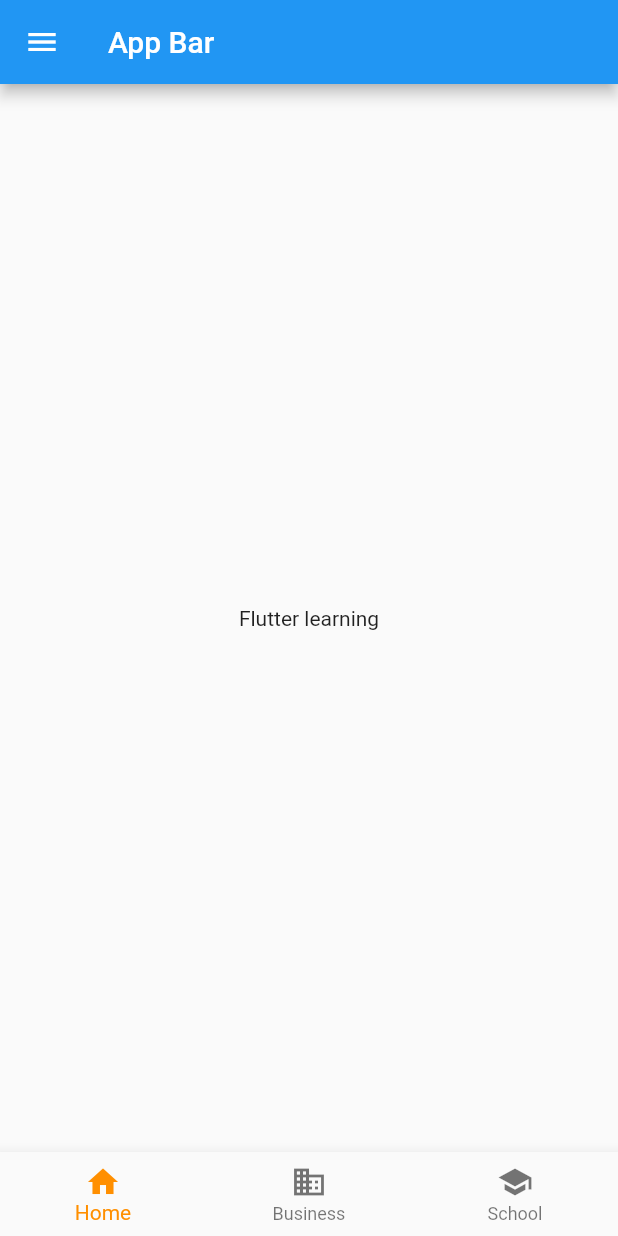
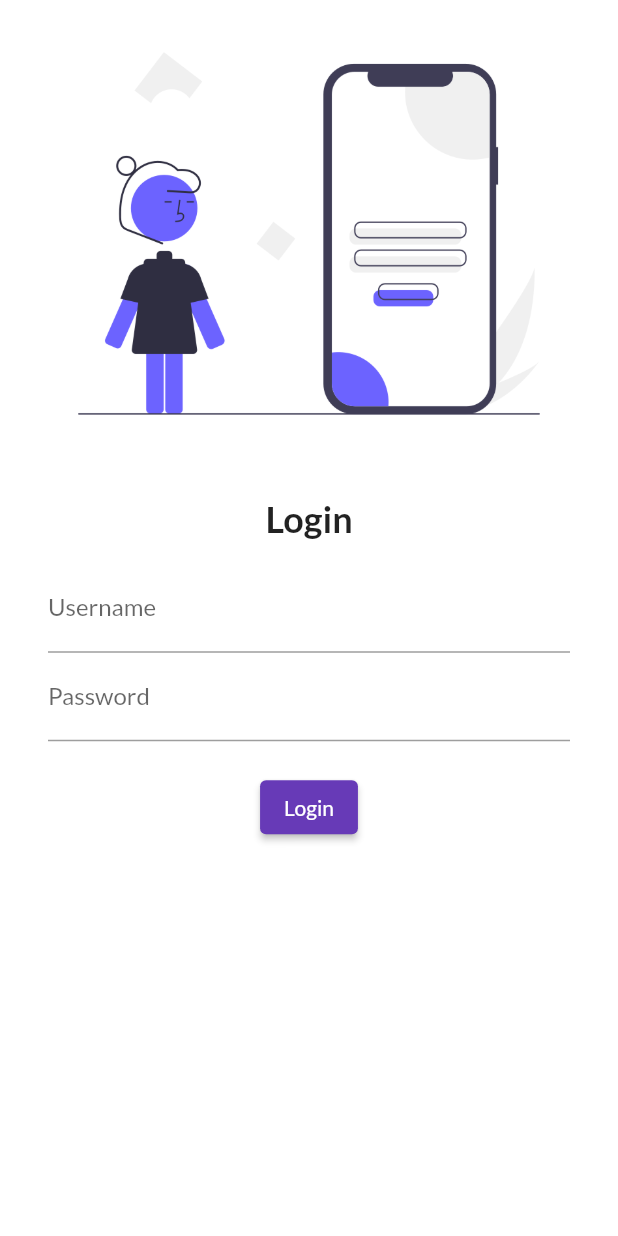
Before and after one commit to shubham6feb123/flutter, a Flutter app: the screen it shows after launch, on a phone screen of 412 x 824 dp. Run offline on Flutter 3.47's test engine with Material 2 defaults, Android fonts, the phone set to English and light mode, and no system bars; our stand-ins replace google_fonts.

Commit message:
Login page Layout completed

```diff
--- a/lib/main.dart
+++ b/lib/main.dart
@@ -1,5 +1,7 @@
 import 'package:exploring_flutter/pages/home_Page.dart';
+import 'package:exploring_flutter/pages/login_page.dart';
 import 'package:flutter/material.dart';
+import 'package:google_fonts/google_fonts.dart';
 
 void main() {
   runApp(MyApp());
@@ -11,7 +13,19 @@ class MyApp extends StatelessWidget {
   @override
   Widget build(BuildContext context) {
     return MaterialApp(
-      home:HomePage()
+      title: "Flutter App",
+      theme: ThemeData(
+        fontFamily: GoogleFonts.lato().fontFamily,
+        primarySwatch: Colors.deepPurple,
+      ),
+       initialRoute: '/',
+  routes: {
+    // When navigating to the "/" route, build the FirstScreen widget.
+    '/': (context) => new LoginPage(),
+    // When navigating to the "/second" route, build the SecondScreen widget.
+    '/home': (context) => new  HomePage(),
+    '/login':((context) => new LoginPage())
+  },
     );
   }
 }
--- /dev/null
+++ b/lib/pages/login_page.dart
@@ -0,0 +1,54 @@
+import 'package:flutter/material.dart';
+import 'package:flutter/widgets.dart';
+
+class LoginPage extends StatelessWidget {
+  const LoginPage({Key? key}) : super(key: key);
+
+  @override
+  Widget build(BuildContext context) {
+    return Material(
+      color: Colors.white,
+      child: Column(
+        children: <Widget>[
+          Image.asset(
+            "assets/images/login.png",
+            fit: BoxFit.cover,
+          ),
+          SizedBox(
+            height: 20,
+          ),
+          Text(
+            "Login",
+            style: TextStyle(fontSize: 24, fontWeight: FontWeight.bold),
+          ),
+          Padding(
+            padding: EdgeInsets.symmetric(vertical: 16.0, horizontal: 32.0),
+            child: Column(
+              children: [
+                TextFormField(
+                  decoration: InputDecoration(
+                      hintText: "Enter Username", labelText: "Username"),
+                ),
+                TextFormField(
+                  obscureText: true,
+                  decoration: InputDecoration(
+                      hintText: "Enter Password", labelText: "Password"),
+                ),
+                SizedBox(
+                  height: 20,
+                ),
+                ElevatedButton(
+                  onPressed: () {
+                    Navigator.pushNamed(context, "/home");
+
+                  },
+                  child: Text("Login"),
+                )
+              ],
+            ),
+          )
+        ],
+      ),
+    );
+  }
+}
--- a/pubspec.yaml
+++ b/pubspec.yaml
@@ -34,6 +34,7 @@ dependencies:
   # The following adds the Cupertino Icons font to your application.
   # Use with the CupertinoIcons class for iOS style icons.
   cupertino_icons: ^1.0.2
+  google_fonts: ^2.3.1
 
 dev_dependencies:
   flutter_test:
@@ -45,6 +46,7 @@ dev_dependencies:
   # package. See that file for information about deactivating specific lint
   # rules and activating additional ones.
   flutter_lints: ^1.0.0
+
 
 # For information on the generic Dart part of this file, see the
 # following page: https://dart.dev/tools/pub/pubspec
@@ -58,8 +60,8 @@ flutter:
   uses-material-design: true
 
   # To add assets to your application, add an assets section, like this:
-  # assets:
-  #   - images/a_dot_burr.jpeg
+  assets:
+    - assets/images/
   #   - images/a_dot_ham.jpeg
 
   # An image asset can refer to one or more resolution-specific "variants", see
```
Also changed, not shown: lib/pages/home_Page.dart (+20 -6 lines), assets/images/login.png (added), pubspec.lock, 1 other file.
